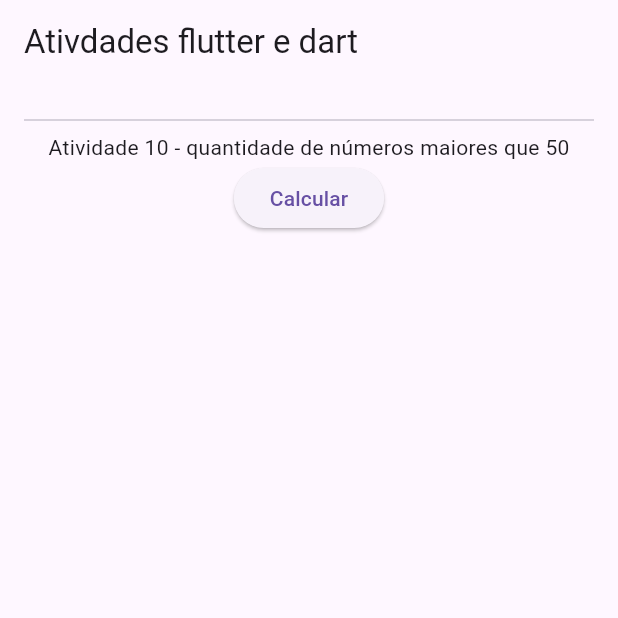
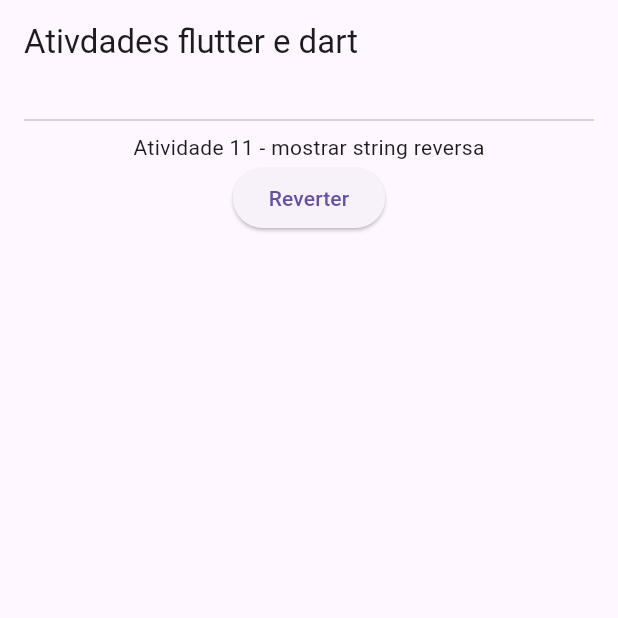
Before and after one commit to Victor-Valedev/Trilha-Mobile-Atividades, a Flutter app: the screen it shows after launch, on a phone screen of 412 x 824 dp, the top half of it. Run offline on Flutter 3.47's test engine with Material 3 defaults, Android fonts, the phone set to English and light mode, and no system bars.

Commit message:
Atividade 11

```diff
--- /dev/null
+++ b/lib/atividades/atividade_11.dart
@@ -0,0 +1,41 @@
+//Escreva uma função que recebe uma string e mostre na tela o seu inverso. Não vale usar a função reverse
+
+import 'package:flutter/material.dart';
+
+class Atividade11 extends StatefulWidget {
+  @override
+  State<Atividade11> createState() => _Atividade11State();
+}
+
+class _Atividade11State extends State<Atividade11> {
+  String palavra = 'Colmeia';
+  String _resultado = '';
+
+  _stringReversa() {
+    List<String> transformaCaractere = palavra.split('');
+
+    //print(transformaCaractere);
+
+    String resultadoFinal = '';
+    for (var i = transformaCaractere.length - 1; i >= 0; i--) {
+      resultadoFinal += transformaCaractere[i];
+    }
+
+    setState(() {
+      _resultado = 'O reverso da palavra $palavra é $resultadoFinal';
+    });
+  }
+
+  @override
+  Widget build(BuildContext context) {
+    return Column(
+      mainAxisAlignment: MainAxisAlignment.center,
+      children: <Widget>[
+        Text('Atividade 11 - mostrar string reversa'),
+        ElevatedButton(onPressed: _stringReversa, child: Text('Reverter')),
+        SizedBox(height: 6),
+        Text(_resultado),
+      ],
+    );
+  }
+}
--- a/lib/main.dart
+++ b/lib/main.dart
@@ -1,5 +1,6 @@
 import 'package:flutter/material.dart';
 import 'package:trilhamobile/atividades/atividade_10.dart';
+import 'package:trilhamobile/atividades/atividade_11.dart';
 
 
 
@@ -19,7 +20,7 @@
           child: Column(
             children: <Widget> [
               Divider(),
-              Atividade10()
+              Atividade11()
             ],
           ),
         ),
```
